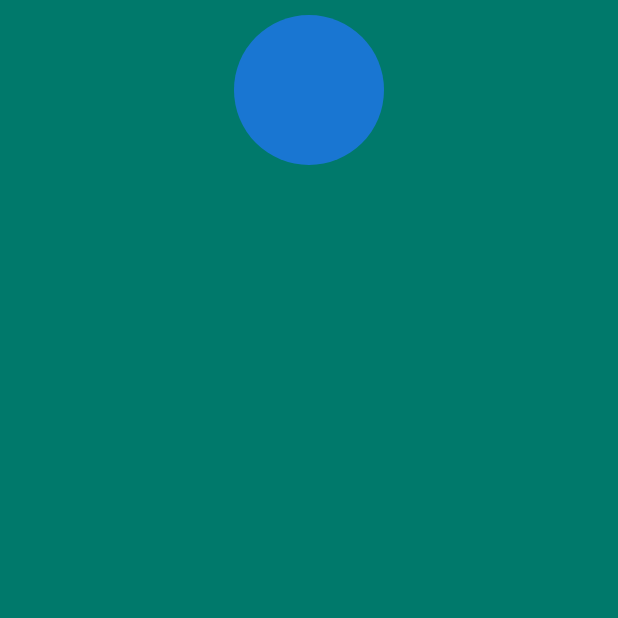
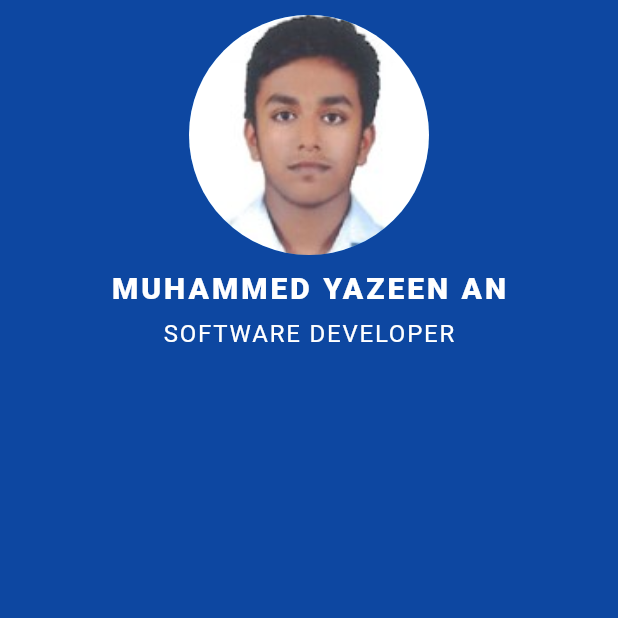
Before and after one commit to imessenger98/portfolio-flutter-basic, a Flutter app: the screen it shows after launch, on a phone screen of 412 x 824 dp, the top half of it. Run offline on Flutter 3.47's test engine with Material 2 defaults, Android fonts, the phone set to English and light mode, and no system bars.

Commit message:
COMPLETED
+PHOTOS
+NAME
+TITLE

```diff
--- a/lib/widgets/app.dart
+++ b/lib/widgets/app.dart
@@ -5,7 +5,7 @@ class MyApp extends StatelessWidget {
   @override
   Widget build(BuildContext context) {
     return Scaffold(
-        backgroundColor: Colors.teal[700],
+        backgroundColor: Colors.blue[900],
         body: SafeArea(
           child: ListView(
             children: [
--- a/lib/widgets/coloumn1.dart
+++ b/lib/widgets/coloumn1.dart
@@ -10,9 +10,31 @@ class Coloumn1 extends StatelessWidget {
           children: [
             Container(
               child: CircleAvatar(
-                radius: 50,
+                radius: 80,
+                backgroundImage: AssetImage('images/yazeenan.jpg'),
               ),
             ),
+            Container(
+              padding: EdgeInsets.only(top: 10),
+              child: Text("MUHAMMED YAZEEN AN",
+                  style: TextStyle(
+                    color: Colors.white,
+                    fontWeight: FontWeight.w800,
+                    fontSize: 20,
+                    letterSpacing: 2,
+                  )),
+            ),
+            Container(
+              padding: EdgeInsets.only(top: 10),
+              child: Text("SOFTWARE DEVELOPER",
+                  style: TextStyle(
+                    color: Colors.white,
+                    fontWeight: FontWeight.w400,
+                    fontSize: 16,
+                    letterSpacing: 1.2,
+                    // fontStyle: FontStyle.italic
+                  )),
+            )
           ],
         ),
       ),
```
Also changed, not shown: pubspec.yaml (+3 -4 lines).
